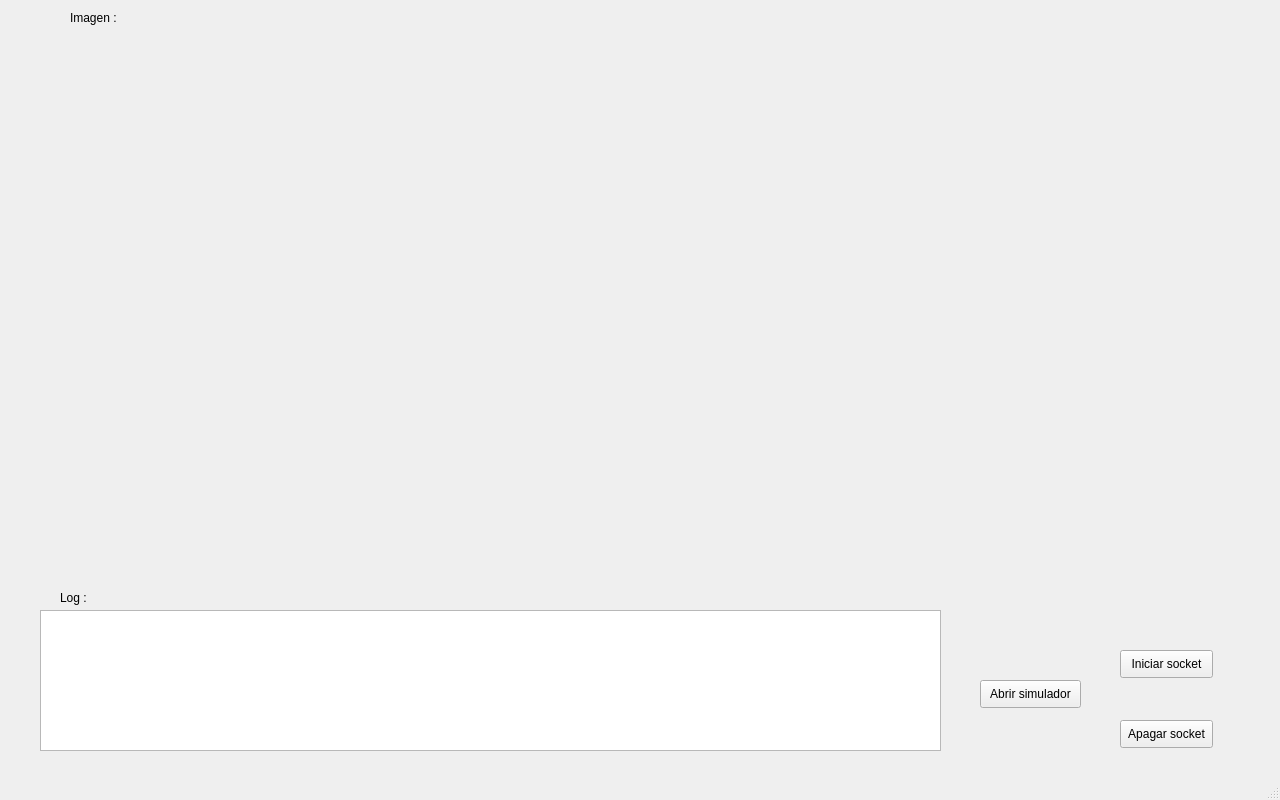
First picture: the form in untitled.ui, repository AdrianN17/Python_IA_Robot, before the edit.
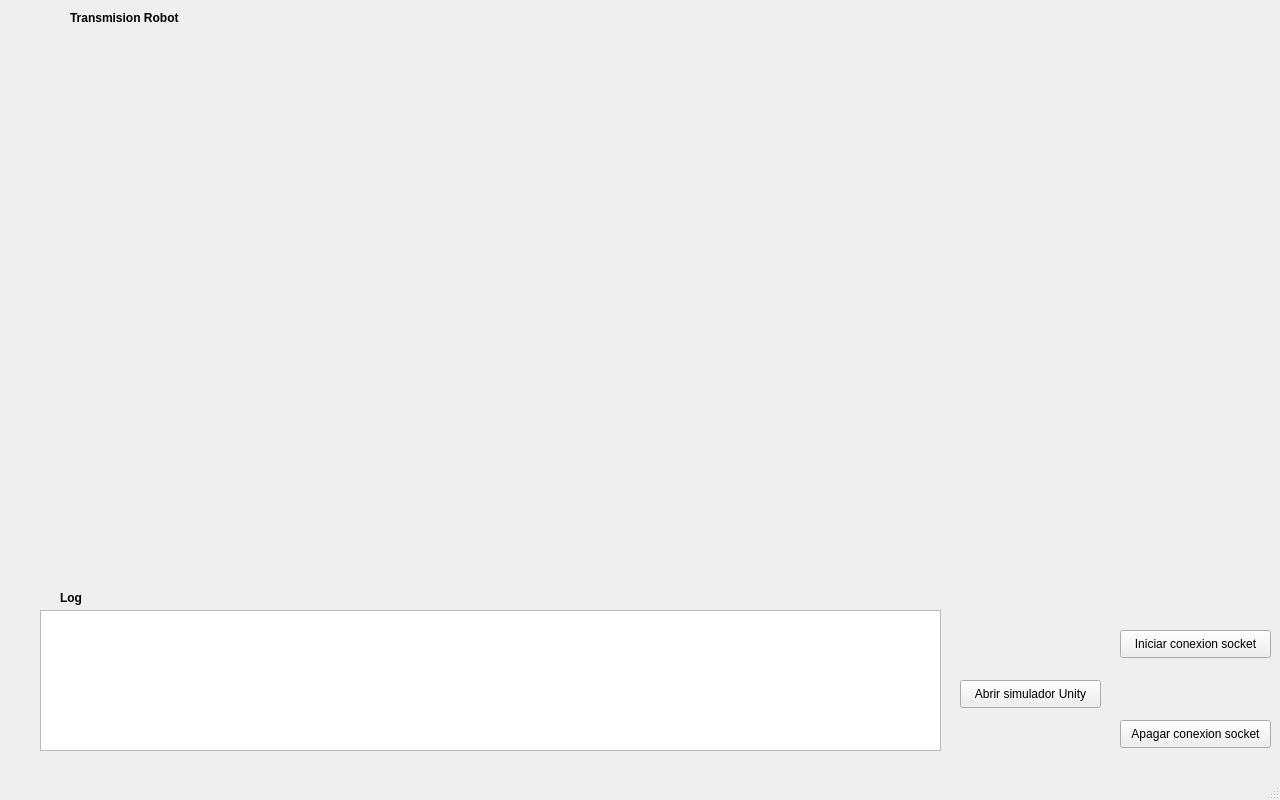
Second picture: the form after the edit.

```diff
--- a/untitled.ui
+++ b/untitled.ui
@@ -10,6 +10,18 @@
     <height>800</height>
    </rect>
   </property>
+  <property name="minimumSize">
+   <size>
+    <width>1280</width>
+    <height>800</height>
+   </size>
+  </property>
+  <property name="maximumSize">
+   <size>
+    <width>1280</width>
+    <height>800</height>
+   </size>
+  </property>
   <property name="windowTitle">
    <string>MainWindow</string>
   </property>
@@ -21,13 +33,13 @@
     <property name="geometry">
      <rect>
       <x>1120</x>
-      <y>650</y>
-      <width>93</width>
+      <y>630</y>
+      <width>151</width>
       <height>28</height>
      </rect>
     </property>
     <property name="text">
-     <string>Iniciar socket</string>
+     <string>Iniciar conexion socket</string>
     </property>
    </widget>
    <widget class="QPushButton" name="btn_apagar">
@@ -35,25 +47,25 @@
      <rect>
       <x>1120</x>
       <y>720</y>
-      <width>93</width>
+      <width>151</width>
       <height>28</height>
      </rect>
     </property>
     <property name="text">
-     <string>Apagar socket</string>
+     <string>Apagar conexion socket</string>
     </property>
    </widget>
    <widget class="QPushButton" name="btn_abrir">
     <property name="geometry">
      <rect>
-      <x>980</x>
+      <x>960</x>
       <y>680</y>
-      <width>101</width>
+      <width>141</width>
       <height>28</height>
      </rect>
     </property>
     <property name="text">
-     <string>Abrir simulador</string>
+     <string>Abrir simulador Unity</string>
     </property>
    </widget>
    <widget class="QLabel" name="label">
@@ -65,8 +77,14 @@
       <height>16</height>
      </rect>
     </property>
+    <property name="font">
+     <font>
+      <weight>75</weight>
+      <bold>true</bold>
+     </font>
+    </property>
     <property name="text">
-     <string>Log :</string>
+     <string>Log </string>
     </property>
    </widget>
    <widget class="QLabel" name="lb_img">
@@ -87,12 +105,18 @@
      <rect>
       <x>70</x>
       <y>10</y>
-      <width>55</width>
+      <width>131</width>
       <height>16</height>
      </rect>
     </property>
+    <property name="font">
+     <font>
+      <weight>75</weight>
+      <bold>true</bold>
+     </font>
+    </property>
     <property name="text">
-     <string>Imagen : </string>
+     <string>Transmision Robot</string>
     </property>
    </widget>
    <widget class="QTextEdit" name="txt_resultados">
```
